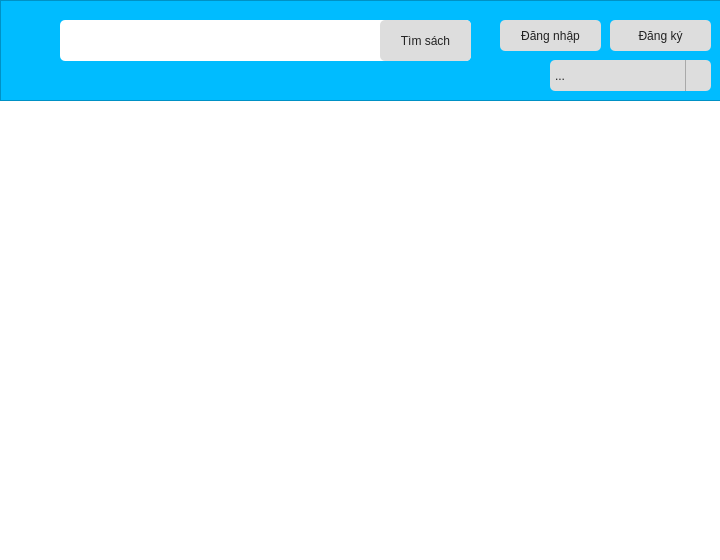
duydvu/Library, file mainwindow.ui: the form before one commit.
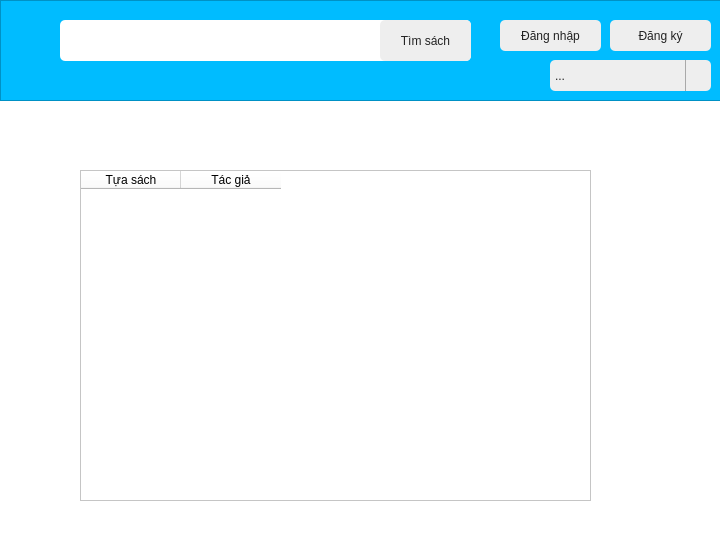
The form after the commit. Icons and pictures are not drawn.

Commit message:
Add find books feature
Add find books feature,
books found are displayed in the table.

Diff of the .ui file:
```diff
--- a/mainwindow.ui
+++ b/mainwindow.ui
@@ -38,7 +38,7 @@
 	border-width: 0px;
 	border-radius: 5px;
 	font: 15pt &quot;Myriad Pro Cond&quot;;
-	background-color: #ddd;
+	background-color: #eee;
 	color: #222;
 	outline: none;
 }
@@ -109,7 +109,7 @@
       <string notr="true">#FindBooksButton{
 	border-width: 0px;
 	border-radius: 5px;
-	background-color: #ddd;
+	background-color: #eee;
 	color: #222;
 	outline: none;
 	font: 15pt &quot;Myriad Pro Cond&quot;;
@@ -140,7 +140,7 @@
 	border-width: 0px;
 	border-radius: 5px;
 	font: 15pt &quot;Myriad Pro Cond&quot;;
-	background-color: #ddd;
+	background-color: #eee;
 	color: #222;
 	outline: none;
 }
@@ -191,7 +191,7 @@
 	border-width: 0px;
 	border-radius: 5px;
 	font: 15pt &quot;Myriad Pro Cond&quot;;
-	background: #ddd;
+	background: #eee;
 	color: #222;
 	outline: none;
 	padding-left: 5px
@@ -271,6 +271,41 @@
     <zorder>AccountComboBox</zorder>
     <zorder>SignUpButton</zorder>
    </widget>
+   <widget class="QTableWidget" name="BooksTable">
+    <property name="geometry">
+     <rect>
+      <x>80</x>
+      <y>170</y>
+      <width>511</width>
+      <height>331</height>
+     </rect>
+    </property>
+    <property name="sortingEnabled">
+     <bool>true</bool>
+    </property>
+    <property name="columnCount">
+     <number>2</number>
+    </property>
+    <attribute name="horizontalHeaderCascadingSectionResizes">
+     <bool>false</bool>
+    </attribute>
+    <attribute name="verticalHeaderCascadingSectionResizes">
+     <bool>false</bool>
+    </attribute>
+    <column>
+     <property name="text">
+      <string>Tựa sách</string>
+     </property>
+    </column>
+    <column>
+     <property name="text">
+      <string>Tác giả</string>
+     </property>
+     <property name="textAlignment">
+      <set>AlignCenter</set>
+     </property>
+    </column>
+   </widget>
    <zorder>MainBar</zorder>
    <zorder>SignInButton</zorder>
    <zorder>AccountComboBox</zorder>
```
Left out of the diff: 2 changed lines with no effect on the pictures. The commit also changes 12 other files.
